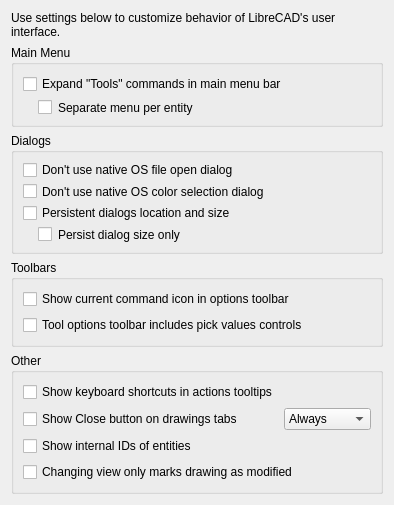
This is librecad/src/ui/dialogs/settings/options_general/pages/application/lc_settings_page_program_defaults.ui in sand1024/LibreCAD as Qt 5 draws it before an edit. The edited form follows.
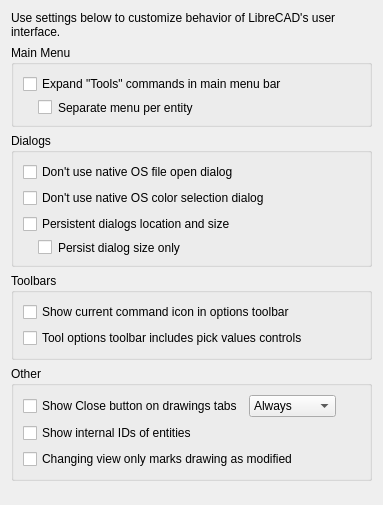
This is the edited form. Custom widgets are drawn as their Qt base class.

Commit message: general settings dialog ui

Patch:
```diff
--- a/librecad/src/ui/dialogs/settings/options_general/pages/application/lc_settings_page_program_defaults.ui
+++ b/librecad/src/ui/dialogs/settings/options_general/pages/application/lc_settings_page_program_defaults.ui
@@ -17,7 +17,29 @@
       <string>Other</string>
      </property>
      <layout class="QGridLayout" name="gridLayout_2">
-      <item row="6" column="0" colspan="2">
+      <item row="3" column="1">
+       <widget class="LC_ContentAdjustableComboBox" name="cbTabCloseButtonMode">
+        <property name="toolTip">
+         <string>Tab Close Button
+
+Defines when close button should be shown.</string>
+        </property>
+        <property name="sizeAdjustPolicy">
+         <enum>QComboBox::SizeAdjustPolicy::AdjustToContents</enum>
+        </property>
+        <item>
+         <property name="text">
+          <string>Always</string>
+         </property>
+        </item>
+        <item>
+         <property name="text">
+          <string>Active Tab</string>
+         </property>
+        </item>
+       </widget>
+      </item>
+      <item row="5" column="0" colspan="2">
        <widget class="QCheckBox" name="cbChangingViewOnlyModifiesDrawing">
         <property name="sizePolicy">
          <sizepolicy hsizetype="Preferred" vsizetype="Preferred">
@@ -36,7 +58,45 @@
         </property>
        </widget>
       </item>
-      <item row="4" column="2">
+      <item row="3" column="0">
+       <widget class="QCheckBox" name="cbTabCloseButton">
+        <property name="sizePolicy">
+         <sizepolicy hsizetype="Preferred" vsizetype="Preferred">
+          <horstretch>0</horstretch>
+          <verstretch>0</verstretch>
+         </sizepolicy>
+        </property>
+        <property name="toolTip">
+         <string>Drawing Tab Closing Button
+
+If checked, close cross button will be shown in
+tabs for drawings if drawings are in Tab mode</string>
+        </property>
+        <property name="text">
+         <string>Show Close button on drawings tabs</string>
+        </property>
+       </widget>
+      </item>
+      <item row="4" column="0" colspan="2">
+       <widget class="QCheckBox" name="cbShowEntityIDs">
+        <property name="sizePolicy">
+         <sizepolicy hsizetype="Preferred" vsizetype="Preferred">
+          <horstretch>0</horstretch>
+          <verstretch>0</verstretch>
+         </sizepolicy>
+        </property>
+        <property name="toolTip">
+         <string>Entity IDs
+
+If enabled, internal ID of entity will be shown
+in properties dialog and Entity Info widget.</string>
+        </property>
+        <property name="text">
+         <string>Show internal IDs of entities</string>
+        </property>
+       </widget>
+      </item>
+      <item row="3" column="2">
        <spacer name="horizontalSpacer">
         <property name="orientation">
          <enum>Qt::Orientation::Horizontal</enum>
@@ -49,85 +109,6 @@
         </property>
        </spacer>
       </item>
-      <item row="5" column="0" colspan="2">
-       <widget class="QCheckBox" name="cbShowEntityIDs">
-        <property name="sizePolicy">
-         <sizepolicy hsizetype="Preferred" vsizetype="Preferred">
-          <horstretch>0</horstretch>
-          <verstretch>0</verstretch>
-         </sizepolicy>
-        </property>
-        <property name="toolTip">
-         <string>Entity IDs
-
-If enabled, internal ID of entity will be shown
-in properties dialog and Entity Info widget.</string>
-        </property>
-        <property name="text">
-         <string>Show internal IDs of entities</string>
-        </property>
-       </widget>
-      </item>
-      <item row="0" column="0">
-       <widget class="QCheckBox" name="cbShowKeyboardShortcutsInToolTips">
-        <property name="sizePolicy">
-         <sizepolicy hsizetype="Preferred" vsizetype="Preferred">
-          <horstretch>0</horstretch>
-          <verstretch>0</verstretch>
-         </sizepolicy>
-        </property>
-        <property name="toolTip">
-         <string>Keyboard Shortcuts in Tooltips
-
-If checked, keyboard shortcut assigned to the action
-will be shown in tooltip for action.</string>
-        </property>
-        <property name="text">
-         <string>Show keyboard shortcuts in actions tooltips</string>
-        </property>
-       </widget>
-      </item>
-      <item row="4" column="0">
-       <widget class="QCheckBox" name="cbTabCloseButton">
-        <property name="sizePolicy">
-         <sizepolicy hsizetype="Preferred" vsizetype="Preferred">
-          <horstretch>0</horstretch>
-          <verstretch>0</verstretch>
-         </sizepolicy>
-        </property>
-        <property name="toolTip">
-         <string>Drawing Tab Closing Button
-
-If checked, close cross button will be shown in
-tabs for drawings if drawings are in Tab mode</string>
-        </property>
-        <property name="text">
-         <string>Show Close button on drawings tabs</string>
-        </property>
-       </widget>
-      </item>
-      <item row="4" column="1">
-       <widget class="LC_ContentAdjustableComboBox" name="cbTabCloseButtonMode">
-        <property name="toolTip">
-         <string>Tab Close Button
-
-Defines when close button should be shown.</string>
-        </property>
-        <property name="sizeAdjustPolicy">
-         <enum>QComboBox::SizeAdjustPolicy::AdjustToContents</enum>
-        </property>
-        <item>
-         <property name="text">
-          <string>Always</string>
-         </property>
-        </item>
-        <item>
-         <property name="text">
-          <string>Active Tab</string>
-         </property>
-        </item>
-       </widget>
-      </item>
      </layout>
     </widget>
    </item>
@@ -335,13 +316,13 @@
    </item>
   </layout>
  </widget>
-    <customwidgets>
-        <customwidget>
-            <class>LC_ContentAdjustableComboBox</class>
-            <extends>QComboBox</extends>
-            <header location="global">lc_content_adjustable_combo_box.h</header>
-        </customwidget>
-    </customwidgets>
+ <customwidgets>
+  <customwidget>
+   <class>LC_ContentAdjustableComboBox</class>
+   <extends>QComboBox</extends>
+   <header location="global">lc_content_adjustable_combo_box.h</header>
+  </customwidget>
+ </customwidgets>
  <resources/>
  <connections/>
 </ui>
```
The commit also changes 9 other files.
